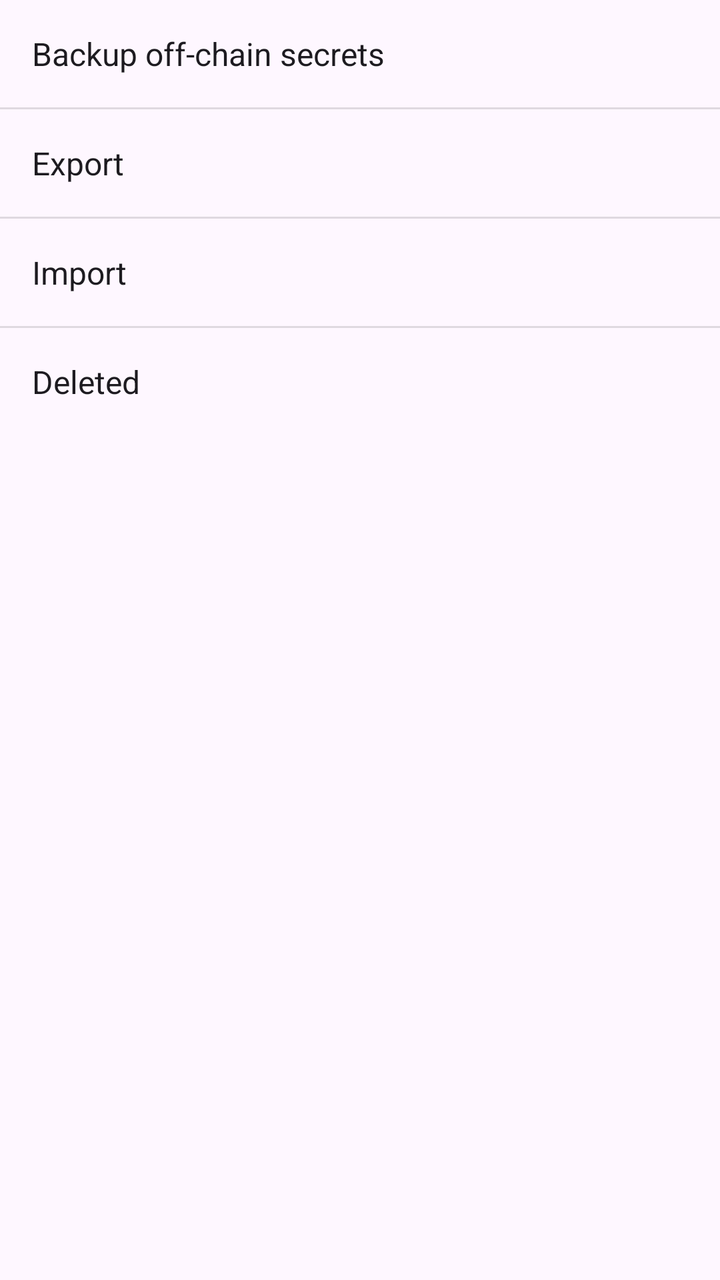
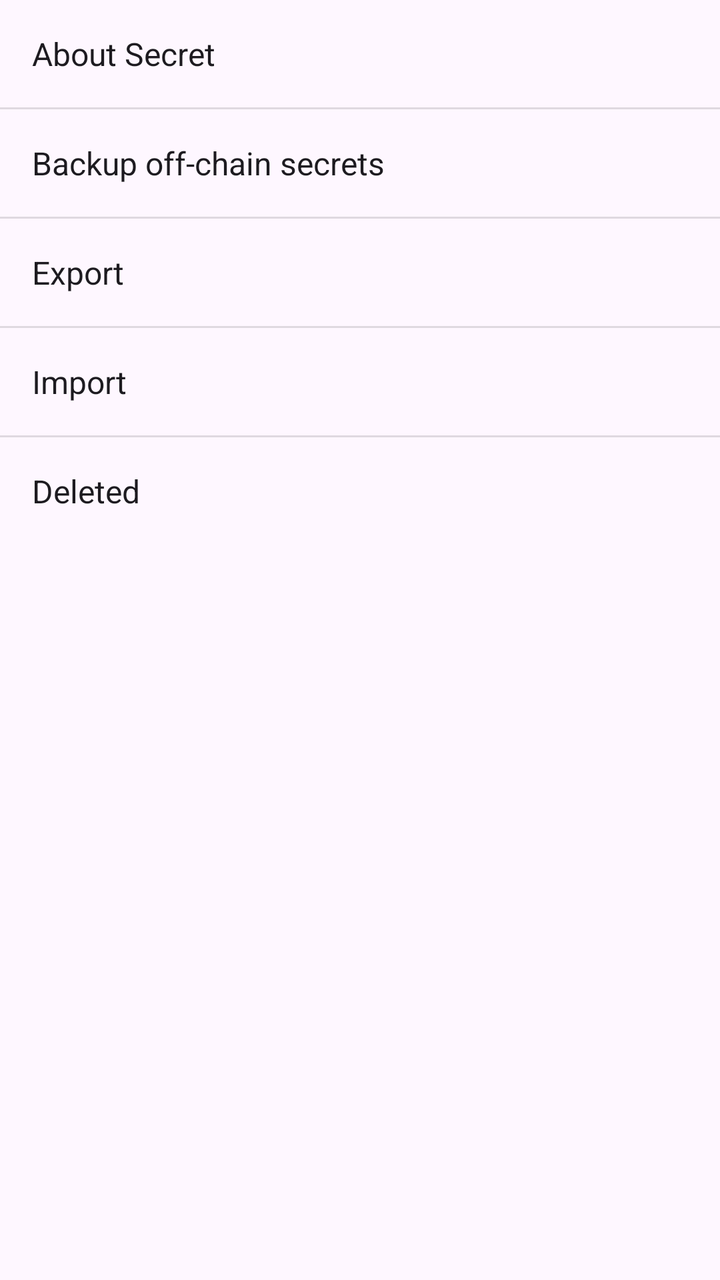

An Android layout rendered at two revisions. The XML below is the earlier revision; the diff shows what the commit changed to produce the second picture.
<!-- AndroidManifest.xml: application theme Theme.Freer -->
<!-- res/layout/popup_menu_secret_more.xml -->
<?xml version="1.0" encoding="utf-8"?>
<LinearLayout xmlns:android="http://schemas.android.com/apk/res/android"
    android:layout_width="wrap_content"
    android:layout_height="wrap_content"
    android:background="?android:attr/colorBackground"
    android:orientation="vertical">

    <TextView
        android:id="@+id/backup_off_chain_item"
        android:layout_width="match_parent"
        android:layout_height="wrap_content"
        android:padding="16dp"
        android:text="@string/backup_off_chain_secrets"
        android:textColor="?android:attr/textColorPrimary"
        android:textSize="16sp" />
    <View
        android:layout_width="match_parent"
        android:layout_height="1dp"
        android:background="?android:attr/listDivider" />

    <TextView
        android:id="@+id/export_item"
        android:layout_width="match_parent"
        android:layout_height="wrap_content"
        android:padding="16dp"
        android:text="@string/export_tx"
        android:textColor="?android:attr/textColorPrimary"
        android:textSize="16sp" />
    <View
        android:layout_width="match_parent"
        android:layout_height="1dp"
        android:background="?android:attr/listDivider" />

    <TextView
        android:id="@+id/import_item"
        android:layout_width="match_parent"
        android:layout_height="wrap_content"
        android:padding="16dp"
        android:text="@string/import_tx"
        android:textColor="?android:attr/textColorPrimary"
        android:textSize="16sp" />

    <View
        android:layout_width="match_parent"
        android:layout_height="1dp"
        android:background="?android:attr/listDivider" />
    <TextView
        android:id="@+id/deleted_item"
        android:layout_width="match_parent"
        android:layout_height="wrap_content"
        android:padding="16dp"
        android:text="@string/deleted"
        android:textColor="?android:attr/textColorPrimary"
        android:textSize="16sp" />
</LinearLayout>
<!-- resources referenced by this layout -->
<resources>
  <string name="backup_off_chain_secrets">Backup off-chain secrets</string>
  <string name="deleted">Deleted</string>
  <string name="export_tx">Export</string>
  <string name="import_tx">Import</string>
  <style name="Theme.Freer" parent="Base.Theme.Freer" />
  <style name="Base.Theme.Freer" parent="Theme.Material3.DayNight.NoActionBar">
          <item name="colorPrimary">#2196F3</item>
          <item name="colorAccent">#2196F3</item>
          <item name="android:windowBackground">#FFFFFF</item>
          
          <item name="android:windowLayoutInDisplayCutoutMode">shortEdges</item>
          <item name="android:enforceNavigationBarContrast">false</item>
          <item name="android:enforceStatusBarContrast">false</item>
          <item name="android:statusBarColor">@android:color/transparent</item>
          <item name="android:navigationBarColor">@android:color/transparent</item>
          <item name="android:windowLightStatusBar">true</item>
          <item name="android:windowLightNavigationBar">true</item>
      </style>
</resources>

<!-- the commit's change to res/layout/popup_menu_secret_more.xml (unified diff, before → after) -->
@@ -4,6 +4,19 @@
     android:layout_height="wrap_content"
     android:background="?android:attr/colorBackground"
     android:orientation="vertical">
+
+    <TextView
+        android:id="@+id/about_item"
+        android:layout_width="match_parent"
+        android:layout_height="wrap_content"
+        android:padding="16dp"
+        android:text="@string/about_secret"
+        android:textColor="?android:attr/textColorPrimary"
+        android:textSize="16sp" />
+    <View
+        android:layout_width="match_parent"
+        android:layout_height="1dp"
+        android:background="?android:attr/listDivider" />
 
     <TextView
         android:id="@+id/backup_off_chain_item"
<!-- resource entries referenced after the edit -->
@@ -1,5 +1,6 @@
 <!-- resources referenced by this layout -->
 <resources>
+  <string name="about_secret">About Secret</string>
   <string name="backup_off_chain_secrets">Backup off-chain secrets</string>
   <string name="deleted">Deleted</string>
   <string name="export_tx">Export</string>
